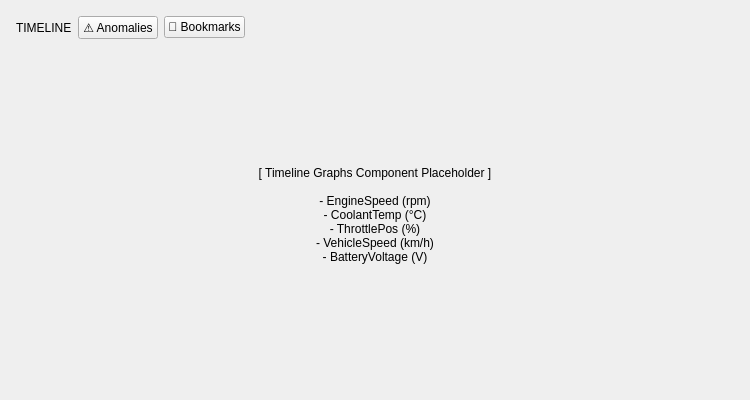
The window that ui/src/TimelineWidget.ui (xslr/fastrace) describes before a commit, drawn with Qt 5.
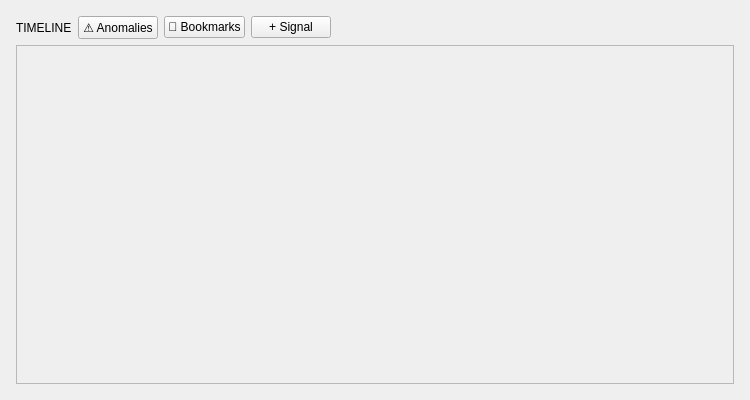
The same window after the commit.

Diff of the .ui file:
```diff
--- a/ui/src/TimelineWidget.ui
+++ b/ui/src/TimelineWidget.ui
@@ -46,6 +46,13 @@
        </property>
       </widget>
      </item>
+     <item>
+      <widget class="QPushButton" name="btnAddSignal">
+       <property name="text">
+        <string>+ Signal</string>
+       </property>
+      </widget>
+     </item>
      <item>
       <spacer name="headerSpacer">
        <property name="orientation">
@@ -62,25 +69,26 @@
     </layout>
    </item>
    <item>
-    <widget class="QLabel" name="graphPlaceholder">
+    <widget class="QScrollArea" name="signalScrollArea">
      <property name="sizePolicy">
       <sizepolicy hsizetype="Expanding" vsizetype="Expanding">
        <horstretch>0</horstretch>
        <verstretch>1</verstretch>
       </sizepolicy>
      </property>
-     <property name="text">
-      <string>[ Timeline Graphs Component Placeholder ]
-
-- EngineSpeed (rpm)
-- CoolantTemp (°C)
-- ThrottlePos (%)
-- VehicleSpeed (km/h)
-- BatteryVoltage (V)</string>
+     <property name="widgetResizable">
+      <bool>true</bool>
      </property>
-     <property name="alignment">
-      <set>Qt::AlignmentFlag::AlignCenter</set>
-     </property>
+     <widget class="QWidget" name="scrollAreaWidgetContents">
+      <property name="geometry">
+       <rect>
+        <x>0</x>
+        <y>0</y>
+        <width>718</width>
+        <height>354</height>
+       </rect>
+      </property>
+     </widget>
     </widget>
    </item>
   </layout>
```
